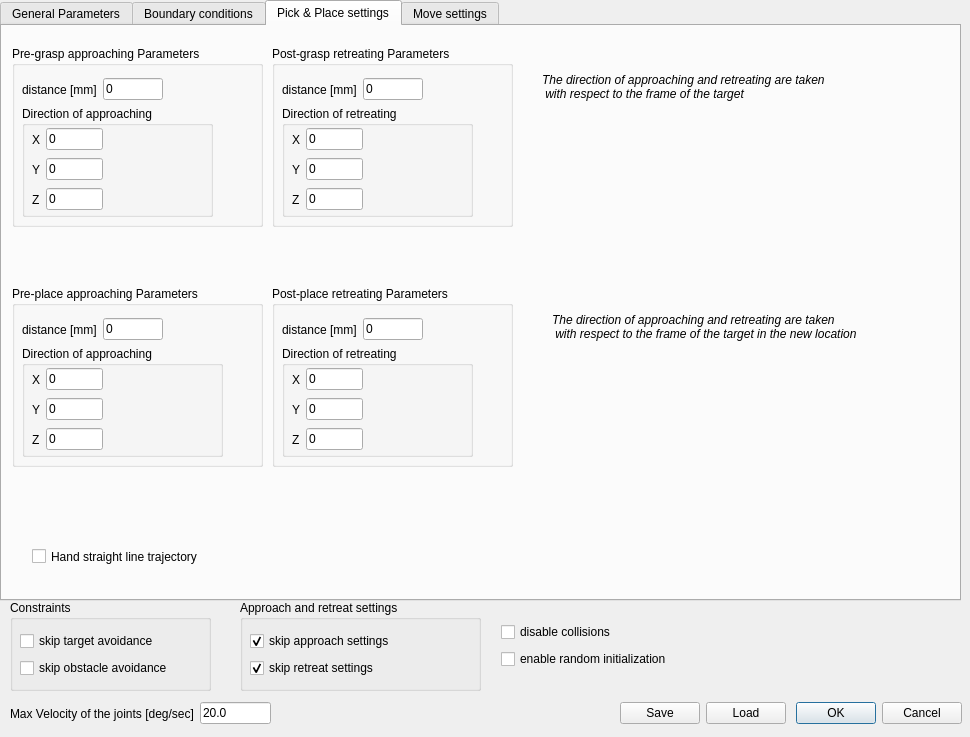
First picture: the form in ui/toldialoghump.ui, repository zohannn/motion_manager, before the edit.
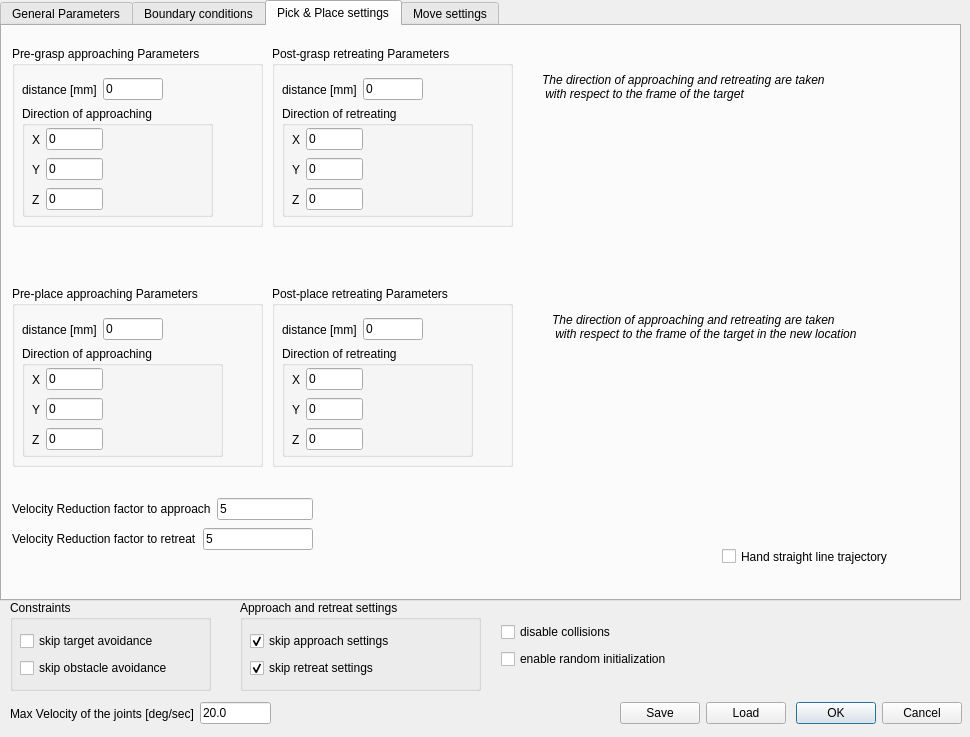
Second picture: the form after the edit. The open tabs and pages were chosen to show the change.

```diff
--- a/ui/toldialoghump.ui
+++ b/ui/toldialoghump.ui
@@ -2441,7 +2441,7 @@
     <widget class="QCheckBox" name="checkBox_straight_line">
      <property name="geometry">
       <rect>
-       <x>30</x>
+       <x>720</x>
        <y>520</y>
        <width>231</width>
        <height>21</height>
@@ -2451,6 +2451,62 @@
       <string>Hand straight line trajectory</string>
      </property>
     </widget>
+    <widget class="QWidget" name="layoutWidget">
+     <property name="geometry">
+      <rect>
+       <x>10</x>
+       <y>470</y>
+       <width>301</width>
+       <height>58</height>
+      </rect>
+     </property>
+     <layout class="QVBoxLayout" name="verticalLayout_28">
+      <item>
+       <layout class="QHBoxLayout" name="horizontalLayout_14">
+        <item>
+         <widget class="QLabel" name="label_194">
+          <property name="text">
+           <string>Velocity Reduction factor to approach</string>
+          </property>
+         </widget>
+        </item>
+        <item>
+         <widget class="QLineEdit" name="lineEdit_w_red_app">
+          <property name="text">
+           <string>5</string>
+          </property>
+         </widget>
+        </item>
+       </layout>
+      </item>
+      <item>
+       <layout class="QHBoxLayout" name="horizontalLayout_21">
+        <item>
+         <widget class="QLabel" name="label_195">
+          <property name="text">
+           <string>Velocity Reduction factor to retreat</string>
+          </property>
+         </widget>
+        </item>
+        <item>
+         <widget class="QLineEdit" name="lineEdit_w_red_ret">
+          <property name="text">
+           <string>5</string>
+          </property>
+         </widget>
+        </item>
+       </layout>
+      </item>
+     </layout>
+    </widget>
+    <zorder>layoutWidget</zorder>
+    <zorder>groupBox_pre_grasp</zorder>
+    <zorder>groupBox_post_grasp</zorder>
+    <zorder>label_pick</zorder>
+    <zorder>groupBox_pre_place</zorder>
+    <zorder>label_pick_3</zorder>
+    <zorder>groupBox_post_place</zorder>
+    <zorder>checkBox_straight_line</zorder>
    </widget>
    <widget class="QWidget" name="tab_huml_move">
     <attribute name="title">
```
